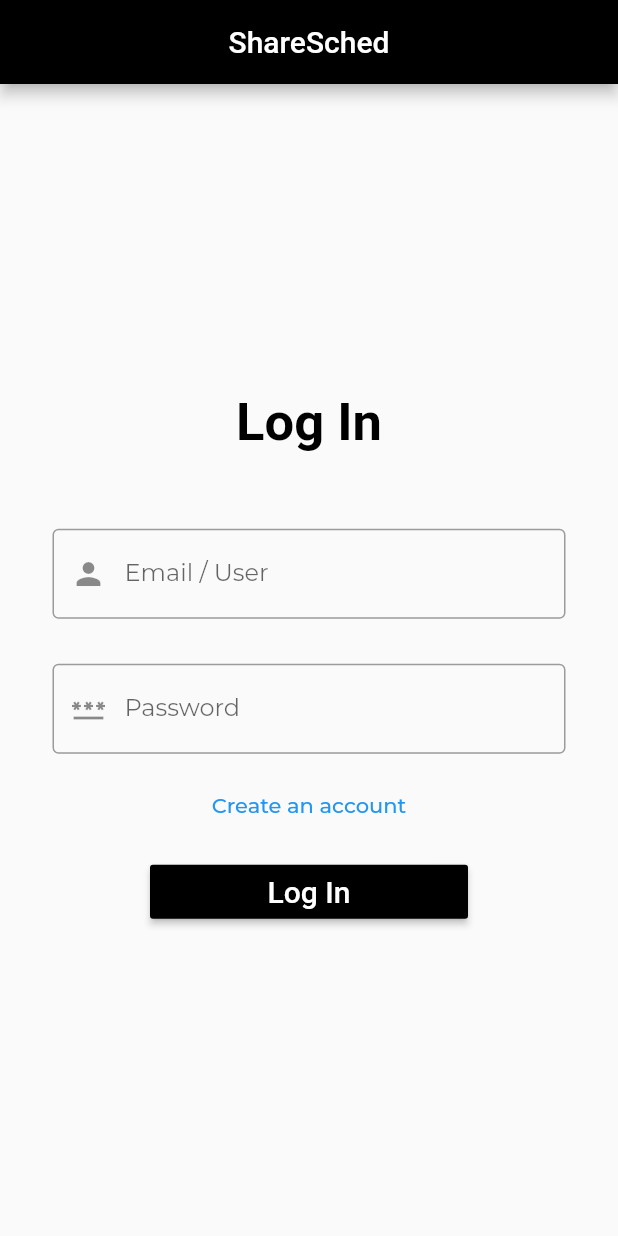
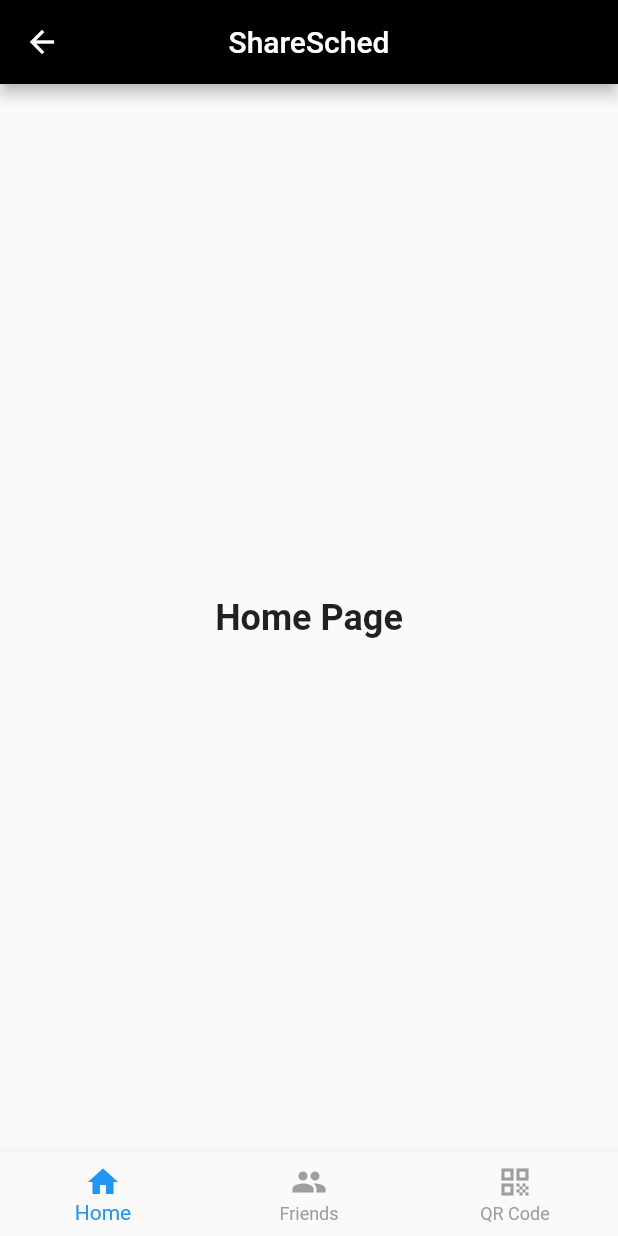
Before and after one commit to arcode35/ShareSched, a Flutter app: the screen it shows after launch, after a tap on "Log In", on a phone screen of 412 x 824 dp. Run offline on Flutter 3.47's test engine with Material 2 defaults, Android fonts, the phone set to English and light mode, and no system bars; our stand-ins replace google_fonts; Roboto replaces fonts that are missing (Exo).

Commit message:
Added a home page

```diff
--- /dev/null
+++ b/lib/pages/home.dart
@@ -0,0 +1,74 @@
+import 'package:flutter/material.dart';
+import 'package:google_fonts/google_fonts.dart';
+import 'custom_widgets.dart';
+
+void main() {
+  runApp(const MyApp());
+}
+
+class MyApp extends StatelessWidget {
+  const MyApp({Key? key}) : super(key: key);
+
+  @override
+  Widget build(BuildContext context) {
+    return const MaterialApp(
+      home: HomePage(),
+    );
+  }
+}
+
+class HomePage extends StatefulWidget {
+  const HomePage({Key? key}) : super(key: key);
+
+  @override
+  _HomePageState createState() => _HomePageState();
+}
+
+class _HomePageState extends State<HomePage> {
+  int _selectedIndex = 0;
+
+  static const List<Widget> _widgetOptions = <Widget>[
+    Text('Home Page',
+        style: TextStyle(fontSize: 24, fontWeight: FontWeight.bold)),
+    Text('Friends Page',
+        style: TextStyle(fontSize: 24, fontWeight: FontWeight.bold)),
+    Text('QR Code Scanning Page',
+        style: TextStyle(fontSize: 24, fontWeight: FontWeight.bold)),
+  ];
+
+  void _onItemTapped(int index) {
+    setState(() {
+      _selectedIndex = index;
+    });
+  }
+
+  @override
+  Widget build(BuildContext context) {
+    return Scaffold(
+      appBar: const CustomAppBar(),
+      body: Center(
+        child: _widgetOptions.elementAt(_selectedIndex),
+      ),
+      bottomNavigationBar: BottomNavigationBar(
+        items: const <BottomNavigationBarItem>[
+          BottomNavigationBarItem(
+            icon: Icon(Icons.home),
+            label: 'Home',
+          ),
+          BottomNavigationBarItem(
+            icon: Icon(Icons.people),
+            label: 'Friends',
+          ),
+          BottomNavigationBarItem(
+            icon: Icon(Icons.qr_code),
+            label: 'QR Code',
+          ),
+        ],
+        currentIndex: _selectedIndex,
+        selectedItemColor: Colors.blue,
+        unselectedItemColor: Colors.grey,
+        onTap: _onItemTapped,
+      ),
+    );
+  }
+}
--- a/lib/pages/login.dart
+++ b/lib/pages/login.dart
@@ -1,6 +1,7 @@
 import 'package:flutter/material.dart';
 import 'package:google_fonts/google_fonts.dart';
 import 'custom_widgets.dart';
+import 'home.dart';
 import 'register.dart';
 
 class MyApp extends StatefulWidget {
@@ -131,18 +132,30 @@ class CreateAccountButton extends StatelessWidget {
 }
 
 class LoginButton extends StatelessWidget {
-  const LoginButton({super.key});
+  const LoginButton({Key? key}) : super(key: key);
   @override
   Widget build(BuildContext context) {
     return Padding(
       padding: const EdgeInsets.symmetric(horizontal: 100),
       child: MaterialButton(
         minWidth: double.infinity,
-        onPressed: () {},
+        onPressed: () {
+          Navigator.push(
+            context,
+            MaterialPageRoute(builder: (context) => const HomePage()),
+          );
+        },
         color: Colors.black,
         textColor: Colors.white,
-        child: Text('Log In',
-            style: GoogleFonts.exo(fontSize: 20, color: Colors.white)),
+        child: Text(
+          'Log In',
+          style: GoogleFonts.exo(fontSize: 20, color: Colors.white),
+        ),
+        shape: RoundedRectangleBorder(
+          borderRadius: BorderRadius.circular(
+              30.0), // Adjust the value to make it more or less rounded
+          side: BorderSide(color: Colors.black),
+        ),
       ),
     );
   }
--- a/lib/pages/register.dart
+++ b/lib/pages/register.dart
@@ -170,7 +170,11 @@ class SignUpButton extends StatelessWidget {
           textColor: Colors.white,
           child: Text('Sign Up',
               style: GoogleFonts.exo(fontSize: 20, color: Colors.white)),
+          shape: RoundedRectangleBorder(
+            borderRadius: BorderRadius.circular(
+                30.0), // Adjust the value to make it more or less rounded
+            side: BorderSide(color: Colors.black),
           ),
-    );
+        ));
   }
 }
```
Lines whose indentation alone changed are shown as unchanged.
